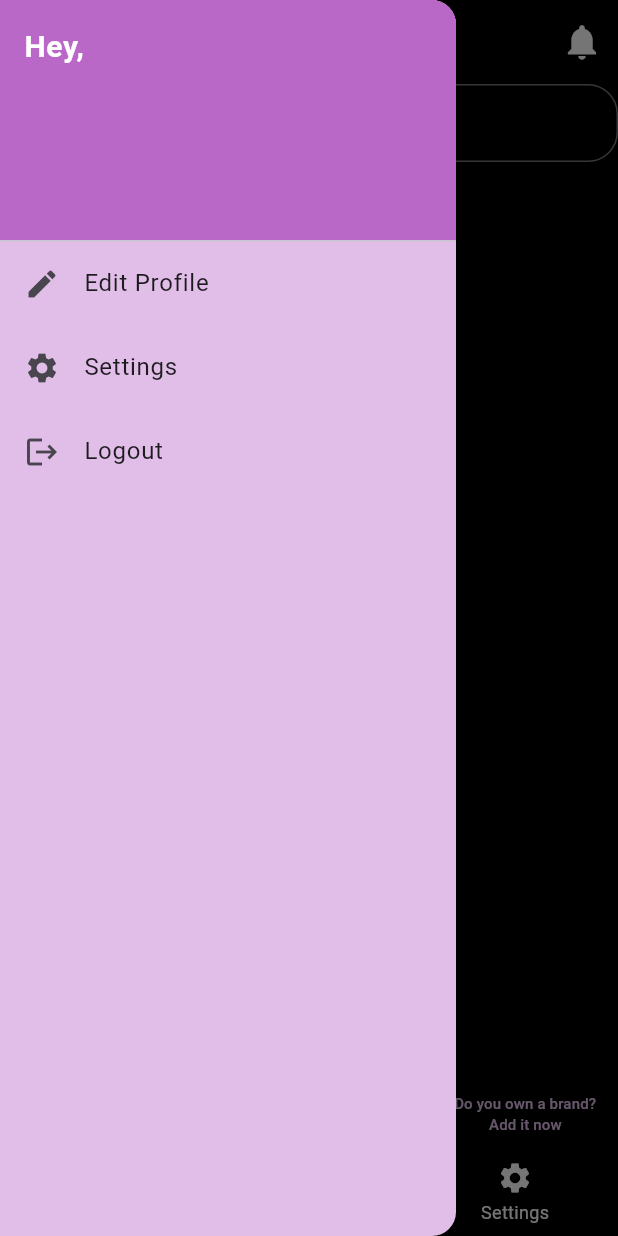
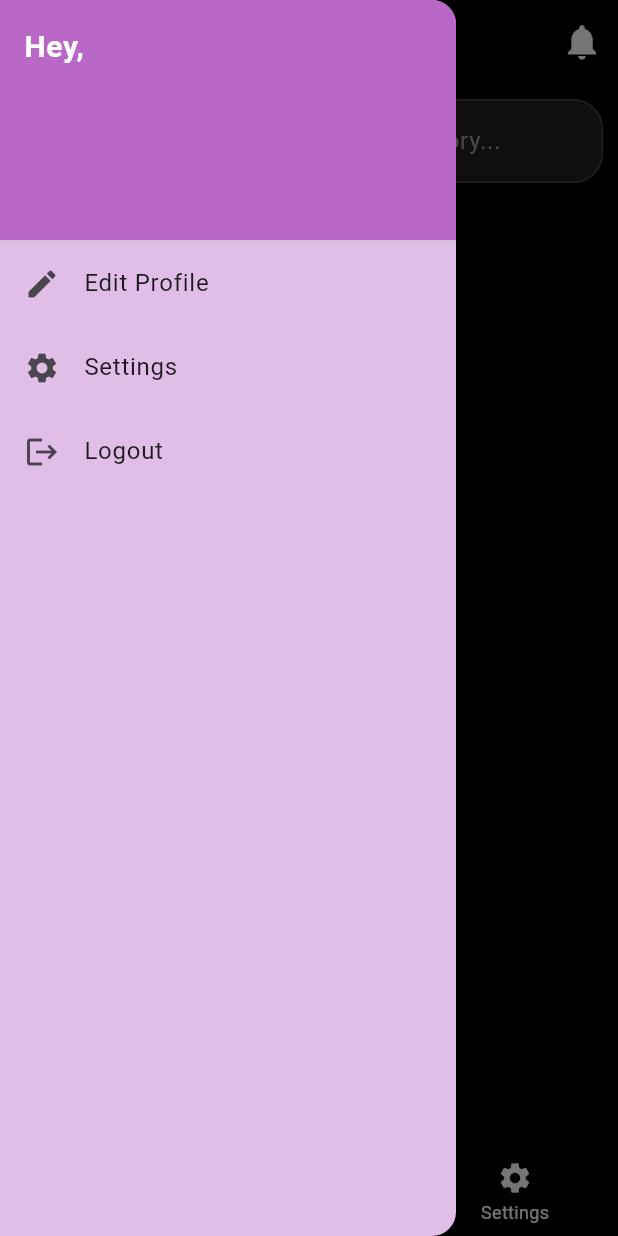
Before and after one commit to midlajjvk/InfluenceHub, a Flutter app: the HomeUser screen opened directly with empty values, with the side drawer open, on a phone screen of 412 x 824 dp. Run offline on Flutter 3.47's test engine with Material 3 defaults, Android fonts, the light colour scheme and no system bars; our stand-ins replace carousel_slider, cloud_firestore, email_validator, firebase_auth, firebase_core, font_awesome_flutter and 3 more; accounts and stored records are empty.

Commit message:
Initial commit

```diff
--- a/lib/Brandcard.dart
+++ b/lib/Brandcard.dart
@@ -5,6 +5,10 @@ import 'package:font_awesome_flutter/font_awesome_flutter.dart';
 import 'influencer/Home/detailedcard.dart';
 
 class BrandList extends StatelessWidget {
+  final String searchQuery; // Added search query parameter
+
+  BrandList({required this.searchQuery});
+
   Future<List<Map<String, dynamic>>> fetchBrands() async {
     QuerySnapshot<Map<String, dynamic>> snapshot =
     await FirebaseFirestore.instance.collection('brands').get();
@@ -21,6 +25,11 @@ class BrandList extends StatelessWidget {
         'website': data['website'] ?? '',
         'extraDetails': data['extraDetails'] ?? '',
       };
+    }).where((brand) {
+      final brandName = brand['brandName'].toString().toLowerCase();
+      final category = brand['category'].toString().toLowerCase();
+      final query = searchQuery.toLowerCase();
+      return brandName.contains(query) || category.contains(query);
     }).toList();
   }
 
@@ -35,7 +44,11 @@ class BrandList extends StatelessWidget {
 
         if (!snapshot.hasData || snapshot.data!.isEmpty) {
           return Center(
-              child: Text('No brands found', style: TextStyle(color: Colors.white)));
+            child: Text(
+              'No brands found',
+              style: TextStyle(color: Colors.white),
+            ),
+          );
         }
 
         List<Map<String, dynamic>> brands = snapshot.data!;
--- a/lib/influencer/Home/HomeInfluencer.dart
+++ b/lib/influencer/Home/HomeInfluencer.dart
@@ -19,6 +19,8 @@ class HomeUser extends StatefulWidget {
 }
 
 class _HomeUserState extends State<HomeUser> {
+  TextEditingController _searchController = TextEditingController();
+  String _searchQuery = "";
   int _currentIndex = 0;
   late Future<Map<String, dynamic>> userDetailsFuture;
   final List<Widget> _pages = [];
@@ -27,16 +29,22 @@ class _HomeUserState extends State<HomeUser> {
   @override
   void initState() {
     super.initState();
+    _searchController.addListener(() {
+      setState(() {
+        _searchQuery = _searchController.text.trim().toLowerCase();
+      });
+    });
     userDetailsFuture = fetchUserDetails(widget.userId);
     _pages.addAll([
-      BrandList(),
+      BrandList(
+        searchQuery: '',
+      ),
       ProfilePage(userId: widget.userId),
       SettingsPage(context),
     ]);
     _fetchNotifications();
   }
 
-  // Fetch user details from Firestore
   Future<Map<String, dynamic>> fetchUserDetails(String userId) async {
     try {
       DocumentSnapshot<Map<String, dynamic>> snapshot = await FirebaseFirestore
@@ -55,22 +63,19 @@ class _HomeUserState extends State<HomeUser> {
     }
   }
 
-  // Fetch the count of new notifications (accepted collab requests)
   void _fetchNotifications() async {
     FirebaseFirestore.instance
         .collection('notifications')
         .where('influencerId', isEqualTo: widget.userId)
-        .where('seen', isEqualTo: false) // ✅ Only count unseen notifications
+        .where('seen', isEqualTo: false)
         .snapshots()
         .listen((querySnapshot) {
       setState(() {
-        _notificationCount =
-            querySnapshot.docs.length; // ✅ Dynamically update UI
+        _notificationCount = querySnapshot.docs.length;
       });
     });
   }
 
-  // Open the notification list
   void _showNotifications() {
     Get.bottomSheet(
       Container(
@@ -85,10 +90,8 @@ class _HomeUserState extends State<HomeUser> {
         ),
         child: Column(
           children: [
-            Text(
-              "Notifications",
-              style: TextStyle(fontSize: 20, fontWeight: FontWeight.bold),
-            ),
+            Text("Notifications",
+                style: TextStyle(fontSize: 20, fontWeight: FontWeight.bold)),
             SizedBox(height: 10),
             Expanded(
               child: StreamBuilder<QuerySnapshot>(
@@ -101,15 +104,12 @@ class _HomeUserState extends State<HomeUser> {
                   if (snapshot.connectionState == ConnectionState.waiting) {
                     return Center(child: CircularProgressIndicator());
                   }
-
                   if (!snapshot.hasData || snapshot.data!.docs.isEmpty) {
                     return Center(child: Text("No notifications yet."));
                   }
-
                   return ListView(
                     children: snapshot.data!.docs.map((doc) {
                       var data = doc.data() as Map<String, dynamic>;
-
                       return ListTile(
                         leading:
                             Icon(Icons.notifications, color: Colors.purple),
@@ -146,21 +146,11 @@ class _HomeUserState extends State<HomeUser> {
     return Scaffold(
       backgroundColor: Colors.black,
       appBar: AppBar(
-        title: Row(
-          mainAxisSize: MainAxisSize.min,
-          children: [
-            Text(
-              "Influence Hub",
+        title: Text("Influence Hub",
             style: GoogleFonts.kaushanScript(
                 fontSize: 24,
                 fontWeight: FontWeight.bold,
-                color: Colors.white,
-              ),
-            ),
-            SizedBox(width: 10),
-            ImageIcon(AssetImage("assets/icons/img.png"), color: Colors.orange),
-          ],
-        ),
+                color: Colors.white)),
         centerTitle: true,
         backgroundColor: Colors.black,
         iconTheme: IconThemeData(color: Colors.white),
@@ -182,11 +172,9 @@ class _HomeUserState extends State<HomeUser> {
                       borderRadius: BorderRadius.circular(5),
                     ),
                     constraints: BoxConstraints(minWidth: 10, minHeight: 10),
-                    child: Text(
-                      '$_notificationCount',
+                    child: Text('$_notificationCount',
                         style: TextStyle(color: Colors.white, fontSize: 8),
-                      textAlign: TextAlign.center,
-                    ),
+                        textAlign: TextAlign.center),
                   ),
                 ),
             ],
@@ -200,58 +188,40 @@ class _HomeUserState extends State<HomeUser> {
             return Drawer();
           } else if (snapshot.hasError || !snapshot.hasData) {
             return Drawer(
-              child: Center(child: Text('Error loading user details')),
-            );
+                child: Center(child: Text('Error loading user details')));
           } else {
             final userName = snapshot.data!['fullName'];
             return AppDrawer(
                 userId: widget.userId,
                 userName: userName,
-              onLogout: () {
-                ScaffoldMessenger.of(context).showSnackBar(
-                  SnackBar(content: Text('Logged out successfully.')),
-                );
-              },
-              onShowSettings: () {
-                setState(() {
-                  _currentIndex = 2;
-                });
-              },
-            );
+                onLogout: () {},
+                onShowSettings: () {});
           }
         },
       ),
-      body: Column(
-        mainAxisAlignment: MainAxisAlignment.end,
+      body: _currentIndex == 0
+          ? Column(
               children: [
-          TextFormField(
+                Padding(
+                  padding: EdgeInsets.all(10),
+                  child: TextField(
+                    controller: _searchController,
                     style: TextStyle(color: Colors.white),
                     decoration: InputDecoration(
-              contentPadding:
-                  EdgeInsets.symmetric(horizontal: 16, vertical: 14),
-              hintText: "Search Here..",
+                      prefixIcon: Icon(Icons.search, color: Colors.white),
+                      hintText: "Search by brand name or category...",
                       hintStyle: TextStyle(color: Colors.grey),
-              border:
-                  OutlineInputBorder(borderRadius: BorderRadius.circular(20)),
-            ),
-          ),
-          Expanded(child: _pages[_currentIndex]),
-          Align(
-            alignment: Alignment.bottomRight,
-            child: TextButton(
-              onPressed: () {
-                Navigator.pushReplacement(context,
-                    MaterialPageRoute(builder: (context) => SaveDataPage()));
-              },
-              child: Text(
-                "Do you own a brand? \n "
-                "        Add it now",
-                style: TextStyle(color: Colors.purple[100], fontSize: 10),
+                      filled: true,
+                      fillColor: Colors.grey[900],
+                      border: OutlineInputBorder(
+                          borderRadius: BorderRadius.circular(20)),
                     ),
                   ),
                 ),
+                Expanded(child: BrandList(searchQuery: _searchQuery)),
               ],
-      ),
+            )
+          : _pages[_currentIndex],
       bottomNavigationBar: BottomNavigationBar(
         backgroundColor: Colors.black,
         currentIndex: _currentIndex,
```
Also changed, not shown: 4 other files. Lines whose indentation alone changed are shown as unchanged.
